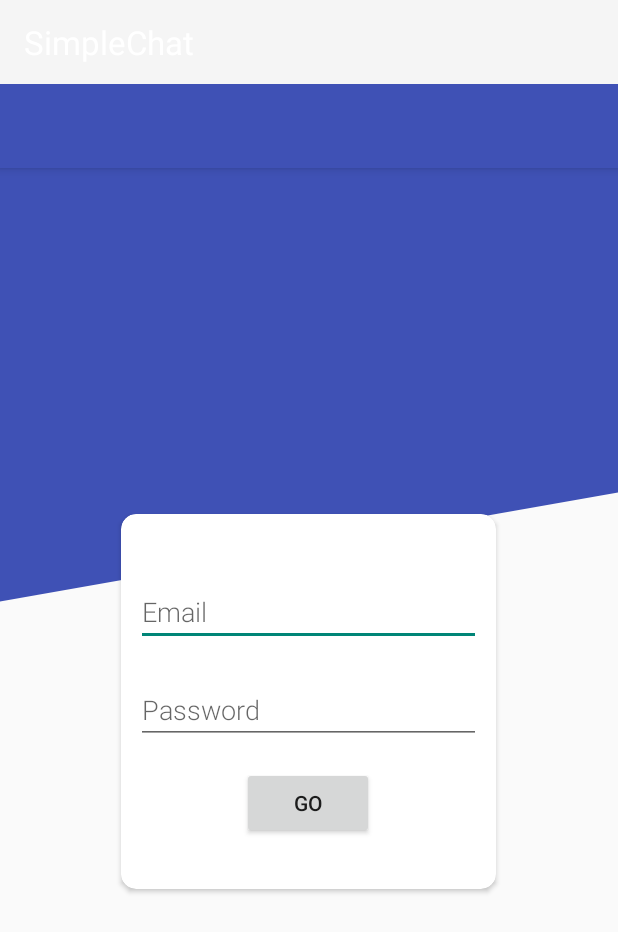
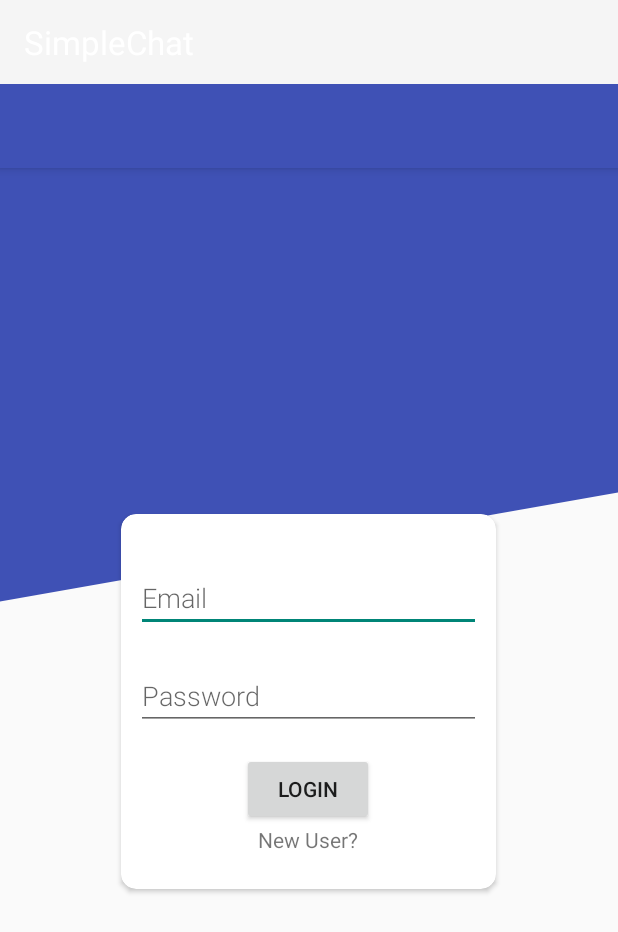
Before and after one commit to AlvinaC/SimpleChat, an Android app: the screen it shows after launch (LoginActivity), on a phone screen of 412 x 824 dp. Shown: the top 932 px of the screen. Run offline under Robolectric (Android 15) with nearby library versions, the phone set to English and light mode, and no system bars; our stand-ins replace Dagger/Hilt's generated code, Firebase (no records; nobody signed in at launch, a user with empty details on screens opened directly), RxJava, data binding; 4 statements that could not run were skipped.

Commit message:
Second partial commit

```diff
--- a/app/src/main/java/com/android/simplechat/viewmodel/LoginViewModel.java
+++ b/app/src/main/java/com/android/simplechat/viewmodel/LoginViewModel.java
@@ -14,6 +14,9 @@ import com.google.firebase.auth.FirebaseAuth;
 import com.google.firebase.auth.FirebaseUser;
 
 public class LoginViewModel extends BaseViewModel {
+
+    private String email;
+    private String password;
 
     private MutableLiveData<Boolean> userCreated = new MutableLiveData<>();
 
@@ -37,8 +40,10 @@ public class LoginViewModel extends BaseViewModel {
         return true;
     }
 
+    public void onClick() {
+    }
+
     private void createAccount(String email, String password) {
-
         FirebaseAuth.getInstance().createUserWithEmailAndPassword(email, password)
                 .addOnCompleteListener(new OnCompleteListener<AuthResult>() {
                     @Override
@@ -48,7 +53,6 @@ public class LoginViewModel extends BaseViewModel {
                         } else {
                             userCreated.setValue(false);
                         }
-
                     }
                 });
     }
@@ -60,7 +64,6 @@ public class LoginViewModel extends BaseViewModel {
                 .addOnCompleteListener(new OnCompleteListener<Void>() {
                     @Override
                     public void onComplete(@NonNull Task<Void> task) {
-
                         if (task.isSuccessful()) {
 
                         } else {
@@ -70,7 +73,7 @@ public class LoginViewModel extends BaseViewModel {
                 });
     }
 
-    private void signIn(String email, String password) {
+    public void signIn(String email, String password) {
 
         FirebaseAuth.getInstance().signInWithEmailAndPassword(email, password)
                 .addOnCompleteListener(new OnCompleteListener<AuthResult>() {
--- a/app/src/main/res/layout/fragment_login.xml
+++ b/app/src/main/res/layout/fragment_login.xml
@@ -20,11 +20,11 @@
 
         <android.support.v7.widget.CardView
             android:id="@+id/card_view"
-            card_view:cardBackgroundColor="@android:color/white"
-            card_view:cardCornerRadius="10dp"
             android:layout_width="250dp"
             android:layout_height="250dp"
-            android:layout_gravity="center">
+            android:layout_gravity="center"
+            card_view:cardBackgroundColor="@android:color/white"
+            card_view:cardCornerRadius="10dp">
 
             <LinearLayout
                 android:layout_width="match_parent"
@@ -38,7 +38,8 @@
                     android:layout_height="wrap_content"
                     android:layout_margin="10dp"
                     android:fontFamily="@string/font_family_light"
-                    android:hint="@string/hint_email" />
+                    android:hint="@string/hint_email"
+                    android:text="@={viewModel.email}" />
 
                 <EditText
                     android:id="@+id/etPassword"
@@ -46,15 +47,21 @@
                     android:layout_height="wrap_content"
                     android:layout_margin="10dp"
                     android:fontFamily="@string/font_family_light"
-                    android:hint="@string/hint_password" />
+                    android:hint="@string/hint_password"
+                    android:text="@={viewModel.password}" />
 
                 <Button
                     android:layout_width="wrap_content"
                     android:layout_height="wrap_content"
                     android:layout_marginTop="5dp"
-                    android:text="@string/btn_go" />
+                    android:onClick="@{(viewModel) -> viewModel.onClick()}"
+                    android:text="@string/login" />
+
+                <TextView
+                    android:layout_width="wrap_content"
+                    android:layout_height="wrap_content"
+                    android:text="@string/register" />
             </LinearLayout>
-
         </android.support.v7.widget.CardView>
     </LinearLayout>
 
--- a/app/src/main/res/values/strings.xml
+++ b/app/src/main/res/values/strings.xml
@@ -2,5 +2,6 @@
     <string name="app_name">SimpleChat</string>
     <string name="hint_email">Email</string>
     <string name="hint_password">Password</string>
-    <string name="btn_go">Go</string>
+    <string name="register">New User?</string>
+    <string name="login">Login</string>
 </resources>
```
Also changed, not shown: app/src/main/java/com/android/simplechat/utils/AppConstants.java (added, +7 -0 lines), app/src/main/java/com/android/simplechat/view/fragments/BaseFragment.java (+12 -0 lines), app/src/main/java/com/android/simplechat/view/fragments/LoginFragment.java (+9 -9 lines).
